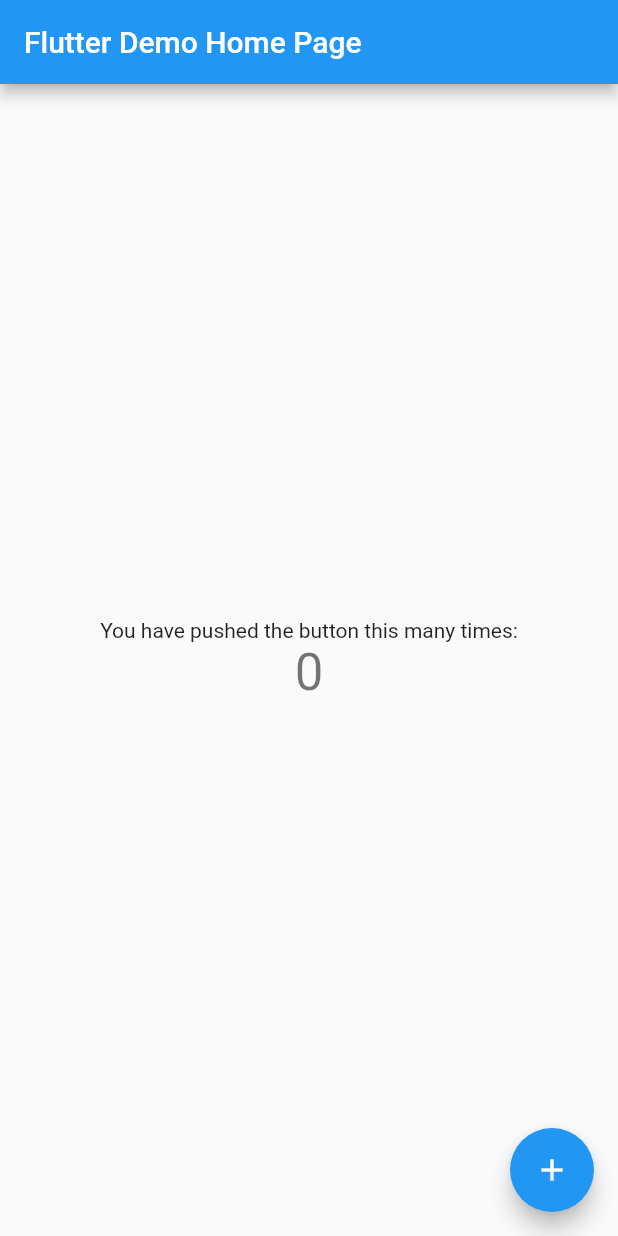
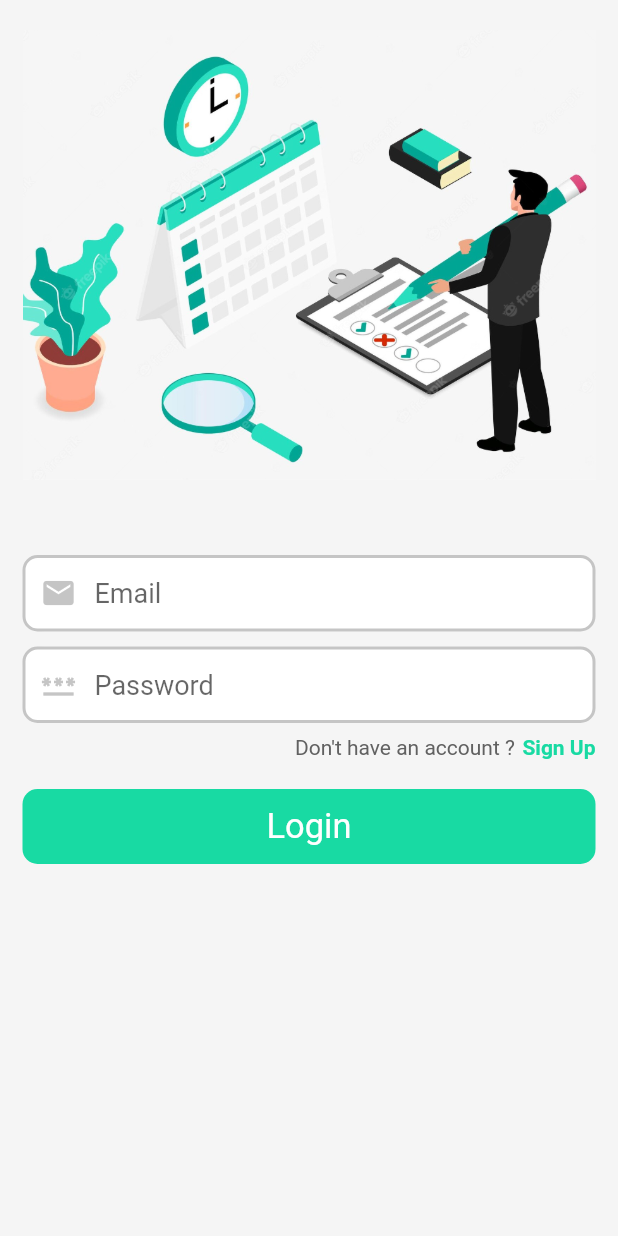
Before and after one commit to RouleBe/todo_list_flutter, a Flutter app: the screen it shows after launch, on a phone screen of 412 x 824 dp. Run offline on Flutter 3.47's test engine with Material 2 defaults, Android fonts, the phone set to English and light mode, and no system bars.

Commit message:
login page frontview

```diff
--- /dev/null
+++ b/lib/const/colors.dart
@@ -0,0 +1,4 @@
+import 'package:flutter/material.dart';
+
+Color custom_green = Color(0xff18DAA3);
+Color backgroundColors = Colors.grey.shade100;
--- a/lib/main.dart
+++ b/lib/main.dart
@@ -1,4 +1,6 @@
 import 'package:flutter/material.dart';
+import 'package:to_do_list/screen/home.dart';
+import 'package:to_do_list/screen/login.dart';
 
 void main() {
   runApp(const MyApp());
@@ -7,109 +9,11 @@ void main() {
 class MyApp extends StatelessWidget {
   const MyApp({super.key});
 
-  // This widget is the root of your application.
   @override
   Widget build(BuildContext context) {
     return MaterialApp(
-      title: 'Flutter Demo',
-      theme: ThemeData(
-        // This is the theme of your application.
-        //
-        // Try running your application with "flutter run". You'll see the
-        // application has a blue toolbar. Then, without quitting the app, try
-        // changing the primarySwatch below to Colors.green and then invoke
-        // "hot reload" (press "r" in the console where you ran "flutter run",
-        // or simply save your changes to "hot reload" in a Flutter IDE).
-        // Notice that the counter didn't reset back to zero; the application
-        // is not restarted.
-        primarySwatch: Colors.blue,
-      ),
-      home: const MyHomePage(title: 'Flutter Demo Home Page'),
+      debugShowCheckedModeBanner: false,
+      home: LogIN_Screen(),
     );
   }
 }
-
-class MyHomePage extends StatefulWidget {
-  const MyHomePage({super.key, required this.title});
-
-  // This widget is the home page of your application. It is stateful, meaning
-  // that it has a State object (defined below) that contains fields that affect
-  // how it looks.
-
-  // This class is the configuration for the state. It holds the values (in this
-  // case the title) provided by the parent (in this case the App widget) and
-  // used by the build method of the State. Fields in a Widget subclass are
-  // always marked "final".
-
-  final String title;
-
-  @override
-  State<MyHomePage> createState() => _MyHomePageState();
-}
-
-class _MyHomePageState extends State<MyHomePage> {
-  int _counter = 0;
-
-  void _incrementCounter() {
-    setState(() {
-      // This call to setState tells the Flutter framework that something has
-      // changed in this State, which causes it to rerun the build method below
-      // so that the display can reflect the updated values. If we changed
-      // _counter without calling setState(), then the build method would not be
-      // called again, and so nothing would appear to happen.
-      _counter++;
-    });
-  }
-
-  @override
-  Widget build(BuildContext context) {
-    // This method is rerun every time setState is called, for instance as done
-    // by the _incrementCounter method above.
-    //
-    // The Flutter framework has been optimized to make rerunning build methods
-    // fast, so that you can just rebuild anything that needs updating rather
-    // than having to individually change instances of widgets.
-    return Scaffold(
-      appBar: AppBar(
-        // Here we take the value from the MyHomePage object that was created by
-        // the App.build method, and use it to set our appbar title.
-        title: Text(widget.title),
-      ),
-      body: Center(
-        // Center is a layout widget. It takes a single child and positions it
-        // in the middle of the parent.
-        child: Column(
-          // Column is also a layout widget. It takes a list of children and
-          // arranges them vertically. By default, it sizes itself to fit its
-          // children horizontally, and tries to be as tall as its parent.
-          //
-          // Invoke "debug painting" (press "p" in the console, choose the
-          // "Toggle Debug Paint" action from the Flutter Inspector in Android
-          // Studio, or the "Toggle Debug Paint" command in Visual Studio Code)
-          // to see the wireframe for each widget.
-          //
-          // Column has various properties to control how it sizes itself and
-          // how it positions its children. Here we use mainAxisAlignment to
-          // center the children vertically; the main axis here is the vertical
-          // axis because Columns are vertical (the cross axis would be
-          // horizontal).
-          mainAxisAlignment: MainAxisAlignment.center,
-          children: <Widget>[
-            const Text(
-              'You have pushed the button this many times:',
-            ),
-            Text(
-              '$_counter',
-              style: Theme.of(context).textTheme.headline4,
-            ),
-          ],
-        ),
-      ),
-      floatingActionButton: FloatingActionButton(
-        onPressed: _incrementCounter,
-        tooltip: 'Increment',
-        child: const Icon(Icons.add),
-      ), // This trailing comma makes auto-formatting nicer for build methods.
-    );
-  }
-}
--- /dev/null
+++ b/lib/screen/home.dart
@@ -0,0 +1,19 @@
+import 'package:flutter/material.dart';
+import 'package:flutter/src/widgets/container.dart';
+import 'package:flutter/src/widgets/framework.dart';
+
+class Home_Screen extends StatefulWidget {
+  const Home_Screen({super.key});
+
+  @override
+  State<Home_Screen> createState() => _Home_ScreenState();
+}
+
+class _Home_ScreenState extends State<Home_Screen> {
+  @override
+  Widget build(BuildContext context) {
+    return Scaffold(
+
+    );
+  }
+}
--- /dev/null
+++ b/lib/screen/login.dart
@@ -0,0 +1,152 @@
+import 'package:flutter/material.dart';
+import 'package:to_do_list/const/colors.dart';
+
+class LogIN_Screen extends StatefulWidget {
+  const LogIN_Screen({super.key});
+
+  @override
+  State<LogIN_Screen> createState() => _LogIN_ScreenState();
+}
+
+class _LogIN_ScreenState extends State<LogIN_Screen> {
+  FocusNode _focusNode1 = FocusNode();
+  FocusNode _focusNode2 = FocusNode();
+
+  final email = TextEditingController();
+  final password = TextEditingController();
+
+  @override
+  void initState() {
+    // TODO: implement initState
+    super.initState();
+    _focusNode1.addListener(() {
+      setState(() {});
+    });
+    super.initState();
+    _focusNode2.addListener(() {
+      setState(() {});
+    });
+  }
+
+  @override
+  Widget build(BuildContext context) {
+    return Scaffold(
+      backgroundColor: backgroundColors,
+      body: SafeArea(
+          child: SingleChildScrollView(
+        child: Column(children: [
+          SizedBox(
+            height: 20,
+          ),
+          image(),
+          SizedBox(
+            height: 50,
+          ),
+          textfield(email, _focusNode1, 'Email', Icons.email),
+          SizedBox(
+            height: 10,
+          ),
+          textfield(password, _focusNode2, 'Password', Icons.password),
+          SizedBox(
+            height: 8,
+          ),
+          account(),
+          SizedBox(
+            height: 20,
+          ),
+          Login_bottom(),
+        ]),
+      )),
+    );
+  }
+
+  Widget account() {
+    return Padding(
+      padding: const EdgeInsets.symmetric(horizontal: 15),
+      child: Row(
+        mainAxisAlignment: MainAxisAlignment.end,
+        children: [
+          Text(
+            "Don't have an account ?",
+            style: TextStyle(color: Colors.grey[700], fontSize: 14),
+          ),
+          SizedBox(
+            width: 5,
+          ),
+          Text(
+            'Sign Up',
+            style: TextStyle(
+                color: custom_green, fontSize: 14, fontWeight: FontWeight.bold),
+          )
+        ],
+      ),
+    );
+  }
+
+  Widget Login_bottom() {
+    return Padding(
+      padding: EdgeInsets.symmetric(horizontal: 15),
+      child: Container(
+        alignment: Alignment.center,
+        width: double.infinity,
+        height: 50,
+        decoration: BoxDecoration(
+            color: custom_green, borderRadius: BorderRadius.circular(10)),
+        child: Text(
+          'Login',
+          style: TextStyle(color: Colors.white, fontSize: 23),
+        ),
+      ),
+    );
+  }
+
+  Widget textfield(TextEditingController _controller, FocusNode _focusNode,
+      String typeName, IconData iconss) {
+    return Padding(
+      padding: const EdgeInsets.symmetric(horizontal: 15),
+      child: Container(
+        decoration: BoxDecoration(
+          color: Colors.white,
+          borderRadius: BorderRadius.circular(15),
+        ),
+        child: TextField(
+          controller: _controller,
+          focusNode: _focusNode,
+          style: TextStyle(fontSize: 18, color: Colors.black),
+          decoration: InputDecoration(
+            prefixIcon: Icon(
+              iconss,
+              color: _focusNode.hasFocus ? custom_green : Color(0xffc5c5c5),
+            ),
+            contentPadding: EdgeInsets.symmetric(horizontal: 15, vertical: 15),
+            hintText: typeName,
+            enabledBorder: OutlineInputBorder(
+              borderRadius: BorderRadius.circular(10),
+              borderSide: BorderSide(
+                color: Color(0xffc5c5c5),
+                width: 2.0,
+              ),
+            ),
+            focusedBorder: OutlineInputBorder(
+              borderRadius: BorderRadius.circular(10),
+              borderSide: BorderSide(color: custom_green, width: 2.0),
+            ),
+          ),
+        ),
+      ),
+    );
+  }
+
+  Padding image() {
+    return Padding(
+      padding: const EdgeInsets.symmetric(horizontal: 15),
+      child: Container(
+        width: double.infinity,
+        height: 300,
+        decoration: BoxDecoration(
+            image: DecorationImage(
+                image: AssetImage('assets/7.png'), fit: BoxFit.cover)),
+      ),
+    );
+  }
+}
--- a/pubspec.yaml
+++ b/pubspec.yaml
@@ -60,8 +60,8 @@ flutter:
   uses-material-design: true
 
   # To add assets to your application, add an assets section, like this:
-  # assets:
-  #   - images/a_dot_burr.jpeg
+  assets:
+    - assets/
   #   - images/a_dot_ham.jpeg
 
   # An image asset can refer to one or more resolution-specific "variants", see
```
Also changed, not shown: assets/0.png (added), assets/1.png (added), assets/2.png (added), assets/3.png (added), assets/4.png (added), assets/7.png (added), assets/banking.png (added), assets/icon_edit.png (added), assets/icon_time.png (added).
